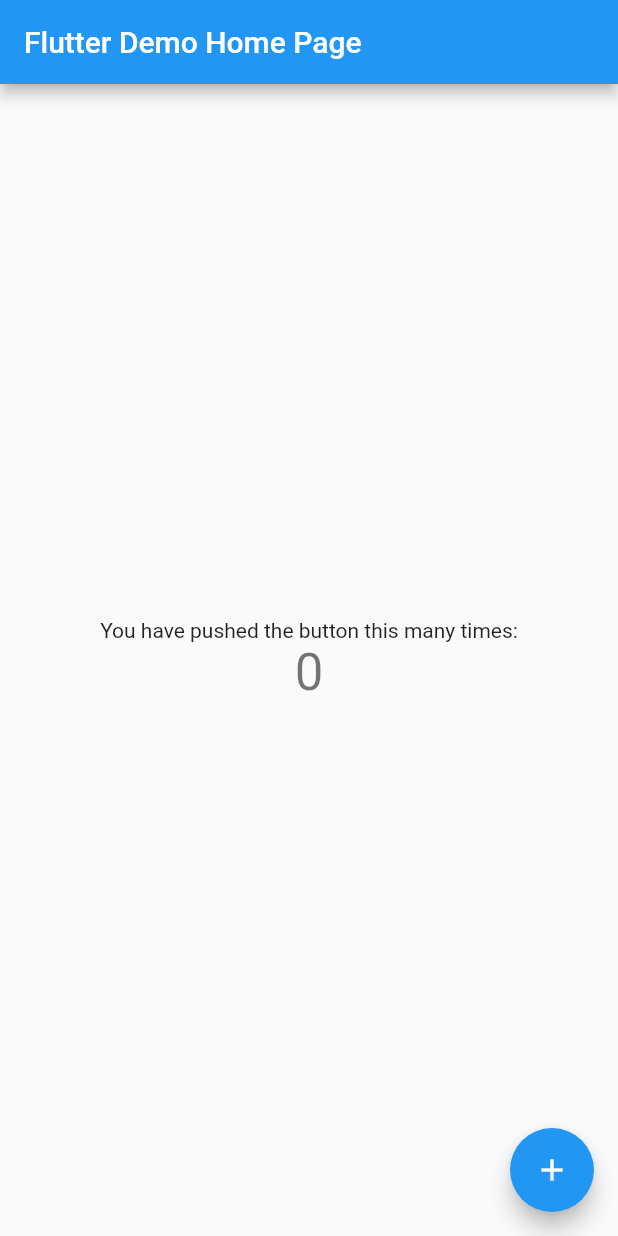
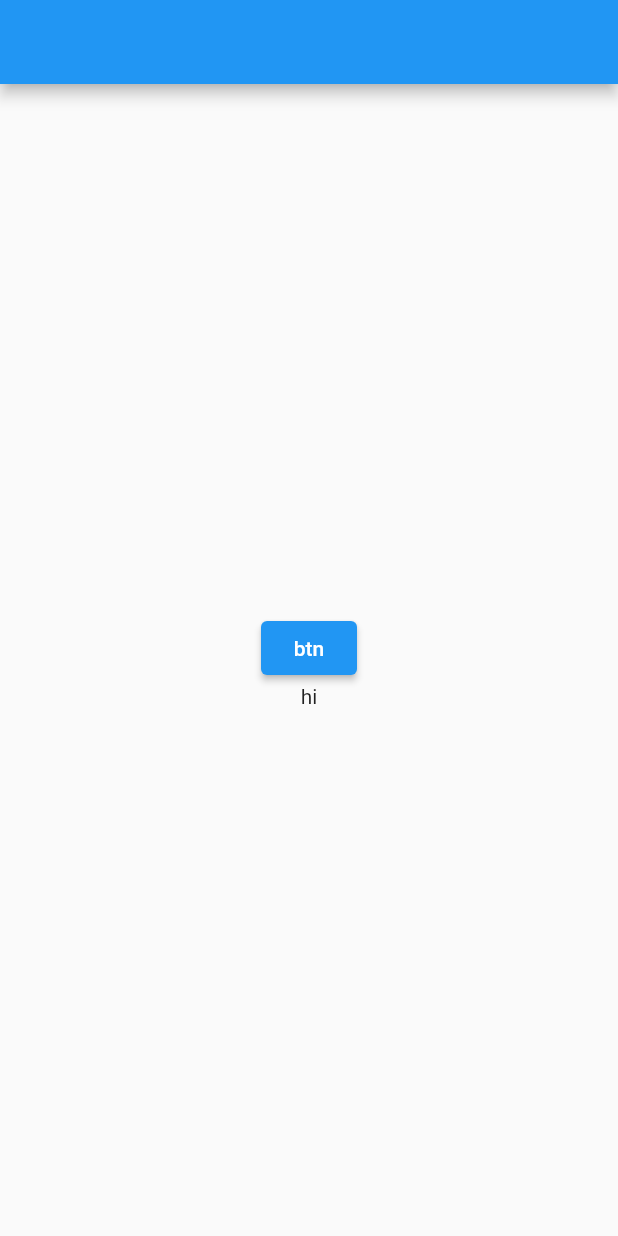
Before and after one commit to vortexgenerator/study_package, a Flutter app: the screen it shows after launch, on a phone screen of 412 x 824 dp. Run offline on Flutter 3.47's test engine with Material 2 defaults, Android fonts, the phone set to English and light mode, and no system bars.

Commit message:
feat: add page folder & add home_page file

```diff
--- a/lib/main.dart
+++ b/lib/main.dart
@@ -1,4 +1,5 @@
 import 'package:flutter/material.dart';
+import 'package:study_package/page/home_page.dart';
 
 void main() {
   runApp(const MyApp());
@@ -11,7 +12,7 @@
   @override
   Widget build(BuildContext context) {
     return MaterialApp(
-      title: 'Flutter Demo',
+      title: 'Study Package',
       theme: ThemeData(
         // This is the theme of your application.
         //
@@ -24,7 +25,7 @@
         // is not restarted.
         primarySwatch: Colors.blue,
       ),
-      home: const MyHomePage(title: 'Flutter Demo Home Page'),
+      home: HomePage(),
     );
   }
 }
--- /dev/null
+++ b/lib/page/home_page.dart
@@ -0,0 +1,24 @@
+import 'package:flutter/material.dart';
+
+class HomePage extends StatefulWidget {
+  const HomePage({Key? key}) : super(key: key);
+
+  @override
+  State<HomePage> createState() => _HomePageState();
+}
+
+class _HomePageState extends State<HomePage> {
+  @override
+  Widget build(BuildContext context) {
+    return Scaffold(
+        appBar: AppBar(),
+        body: Column(
+          crossAxisAlignment: CrossAxisAlignment.center,
+          mainAxisAlignment: MainAxisAlignment.center,
+          children: [
+            ElevatedButton(onPressed: () {}, child: const Text('btn')),
+            const Center(child: Text('hi'))
+          ],
+        ));
+  }
+}
```
